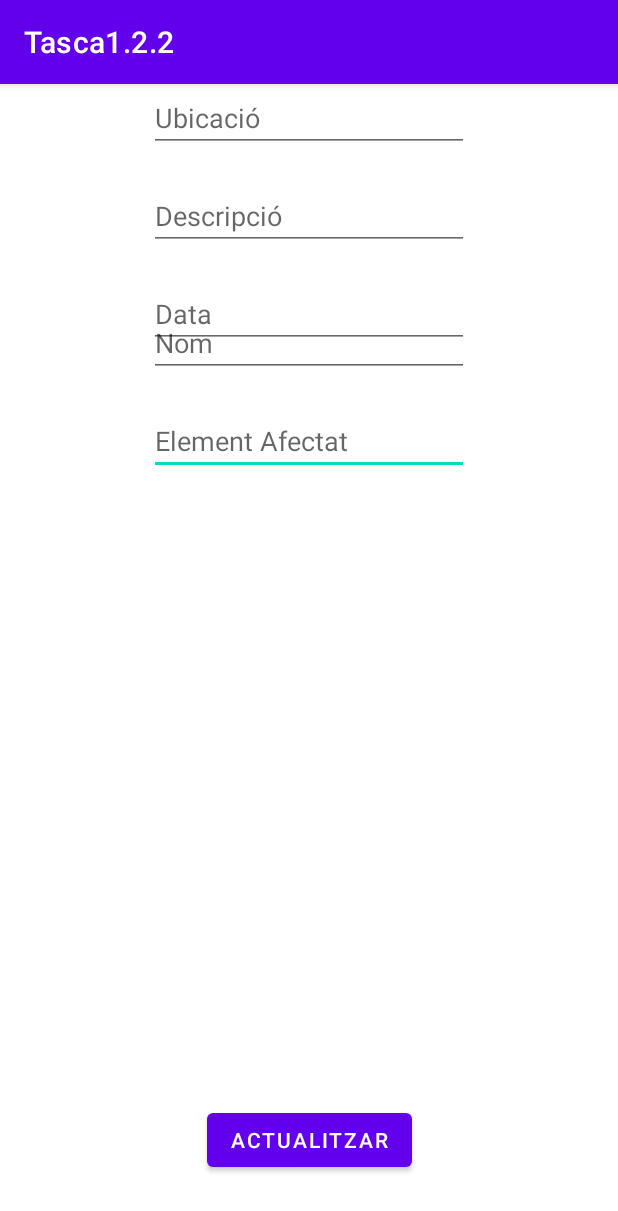
After one commit to MiquelAngelMontero/Tasca1.2.2, an Android app: the Editar screen opened directly, with no data from a screen before it, on a phone screen of 412 x 824 dp. The commit adds this screen. Shown: the top 1211 px of the screen. Run offline under Robolectric (Android 15) with nearby library versions, the phone set to English and light mode, and no system bars.

Commit message:
crear i mostrar

```diff
--- /dev/null
+++ b/app/src/main/java/com/example/tasca122/Editar.java
@@ -0,0 +1,62 @@
+package com.example.tasca122;
+
+import androidx.appcompat.app.AppCompatActivity;
+
+import android.os.Bundle;
+import android.view.View;
+import android.widget.Button;
+import android.widget.EditText;
+import android.widget.Spinner;
+import android.widget.Toast;
+
+public class Editar extends AppCompatActivity {
+
+    EditText nom_input, element_input, ubicacio_input, descripcio_input, data_input;
+    Button actualitzar_input;
+
+    String id, nom, element, ubicacio, descripcio, data;
+
+    @Override
+    protected void onCreate(Bundle savedInstanceState) {
+        super.onCreate(savedInstanceState);
+        setContentView(R.layout.activity_editar);
+
+        nom_input = findViewById(R.id.nom_input2);
+        element_input = findViewById(R.id.element_input2);
+        ubicacio_input = findViewById(R.id.ubicacio_input2);
+        descripcio_input = findViewById(R.id.descripcio_input2);
+        data_input = findViewById(R.id.data_input2);
+
+        actualitzar_input = findViewById(R.id.actualitzar_input);
+        actualitzar_input.setOnClickListener(new View.OnClickListener() {
+            @Override
+            public void onClick(View view) {
+
+            }
+        });
+        obtindreImprimirValors();
+    }
+
+    void obtindreImprimirValors() {
+        if(getIntent().hasExtra("id") && getIntent().hasExtra("nom") && getIntent().hasExtra("element") && getIntent().hasExtra("tipus") && getIntent().hasExtra("ubicacio") && getIntent().hasExtra("descripcio") && getIntent().hasExtra("data")) {
+
+            //Obtinde la info que li passem a traves de l'intent
+            id = getIntent().getStringExtra("id");
+            nom = getIntent().getStringExtra("nom");
+            element = getIntent().getStringExtra("element");
+            ubicacio = getIntent().getStringExtra("ubicacio");
+            descripcio = getIntent().getStringExtra("descripcio");
+            data = getIntent().getStringExtra("data");
+
+            //Afegir la info a els edit texts
+            nom_input.setText(nom);
+            element_input.setText(element);
+            ubicacio_input.setText(ubicacio);
+            descripcio_input.setText(descripcio);
+            data_input.setText(data);
+
+        } else {
+            Toast.makeText(this, "No hi ha informació d'aquest element", Toast.LENGTH_SHORT).show();
+        }
+    }
+}
--- /dev/null
+++ b/app/src/main/res/layout/activity_editar.xml
@@ -0,0 +1,78 @@
+<?xml version="1.0" encoding="utf-8"?>
+<androidx.constraintlayout.widget.ConstraintLayout xmlns:android="http://schemas.android.com/apk/res/android"
+    xmlns:app="http://schemas.android.com/apk/res-auto"
+    xmlns:tools="http://schemas.android.com/tools"
+    android:layout_width="match_parent"
+    android:layout_height="match_parent"
+    tools:context=".Editar">
+
+    <EditText
+        android:id="@+id/element_input2"
+        android:layout_width="wrap_content"
+        android:layout_height="wrap_content"
+        android:layout_marginTop="20dp"
+        android:ems="10"
+        android:hint="Element Afectat"
+        android:inputType="textPersonName"
+        app:layout_constraintEnd_toEndOf="parent"
+        app:layout_constraintStart_toStartOf="parent"
+        app:layout_constraintTop_toBottomOf="@+id/nom_input2" />
+
+    <EditText
+        android:id="@+id/ubicacio_input2"
+        android:layout_width="wrap_content"
+        android:layout_height="wrap_content"
+        android:layout_marginTop="20dp"
+        android:ems="10"
+        android:hint="Ubicació"
+        android:inputType="textPersonName"
+        app:layout_constraintEnd_toEndOf="parent"
+        app:layout_constraintStart_toStartOf="parent"
+        app:layout_constraintTop_toBottomOf="@+id/tipus_input2" />
+
+    <EditText
+        android:id="@+id/descripcio_input2"
+        android:layout_width="wrap_content"
+        android:layout_height="wrap_content"
+        android:layout_marginTop="20dp"
+        android:ems="10"
+        android:hint="Descripció"
+        android:inputType="textPersonName"
+        app:layout_constraintEnd_toEndOf="parent"
+        app:layout_constraintStart_toStartOf="parent"
+        app:layout_constraintTop_toBottomOf="@+id/ubicacio_input2" />
+
+    <EditText
+        android:id="@+id/nom_input2"
+        android:layout_width="wrap_content"
+        android:layout_height="wrap_content"
+        android:layout_marginTop="150dp"
+        android:ems="10"
+        android:hint="Nom"
+        android:inputType="textPersonName"
+        app:layout_constraintEnd_toEndOf="parent"
+        app:layout_constraintStart_toStartOf="parent"
+        app:layout_constraintTop_toTopOf="parent" />
+
+    <EditText
+        android:id="@+id/data_input2"
+        android:layout_width="wrap_content"
+        android:layout_height="wrap_content"
+        android:layout_marginTop="20dp"
+        android:ems="10"
+        android:hint="Data"
+        android:inputType="date"
+        app:layout_constraintEnd_toEndOf="parent"
+        app:layout_constraintStart_toStartOf="parent"
+        app:layout_constraintTop_toBottomOf="@+id/descripcio_input2" />
+
+    <Button
+        android:id="@+id/actualitzar_input"
+        android:layout_width="wrap_content"
+        android:layout_height="wrap_content"
+        android:layout_marginBottom="40dp"
+        android:text="Actualitzar"
+        app:layout_constraintBottom_toBottomOf="parent"
+        app:layout_constraintEnd_toEndOf="parent"
+        app:layout_constraintStart_toStartOf="parent" />
+</androidx.constraintlayout.widget.ConstraintLayout>
--- a/app/src/main/res/layout/activity_main.xml
+++ b/app/src/main/res/layout/activity_main.xml
@@ -8,6 +8,7 @@
 
     <androidx.recyclerview.widget.RecyclerView
         android:id="@+id/llista"
+        android:paddingTop="?attr/actionBarSize"
         android:layout_width="409dp"
         android:layout_height="729dp"
         app:layout_constraintBottom_toBottomOf="parent"
```
Also changed, not shown: app/src/main/AndroidManifest.xml (+8 -1 lines), app/src/main/java/com/example/tasca122/BBDD.java (+12 -0 lines), app/src/main/java/com/example/tasca122/Llista.java (added, +89 -0 lines), app/src/main/java/com/example/tasca122/MainActivity.java (+44 -0 lines), app/src/main/res/layout/fila_llista.xml (added, +49 -0 lines).
